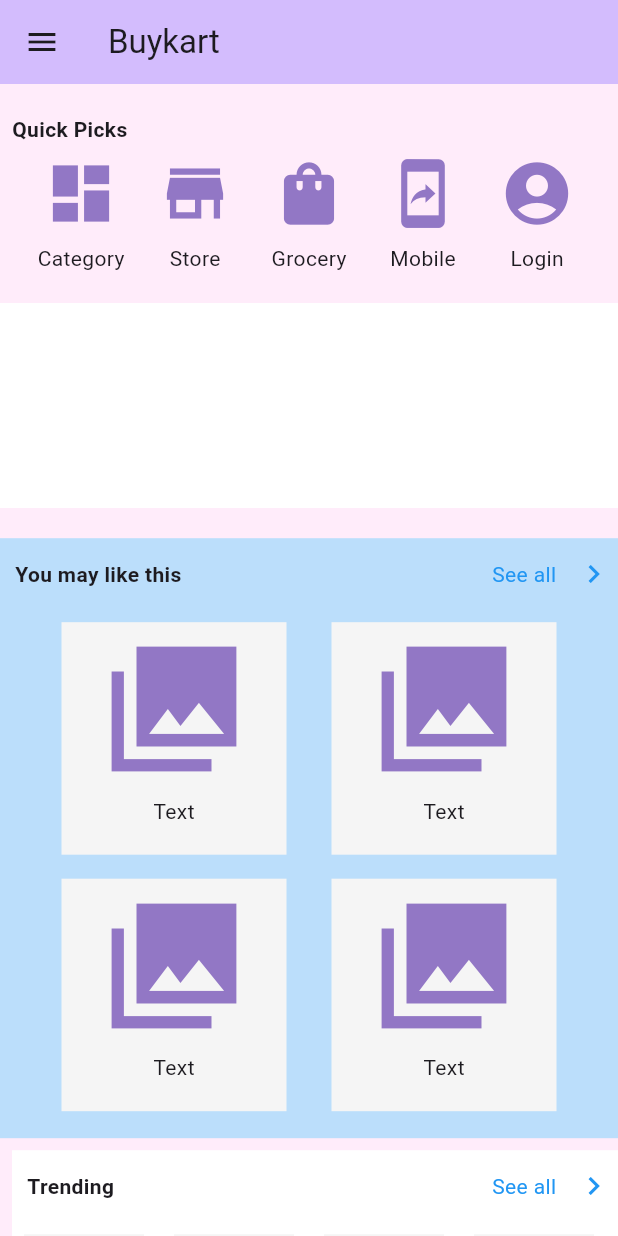
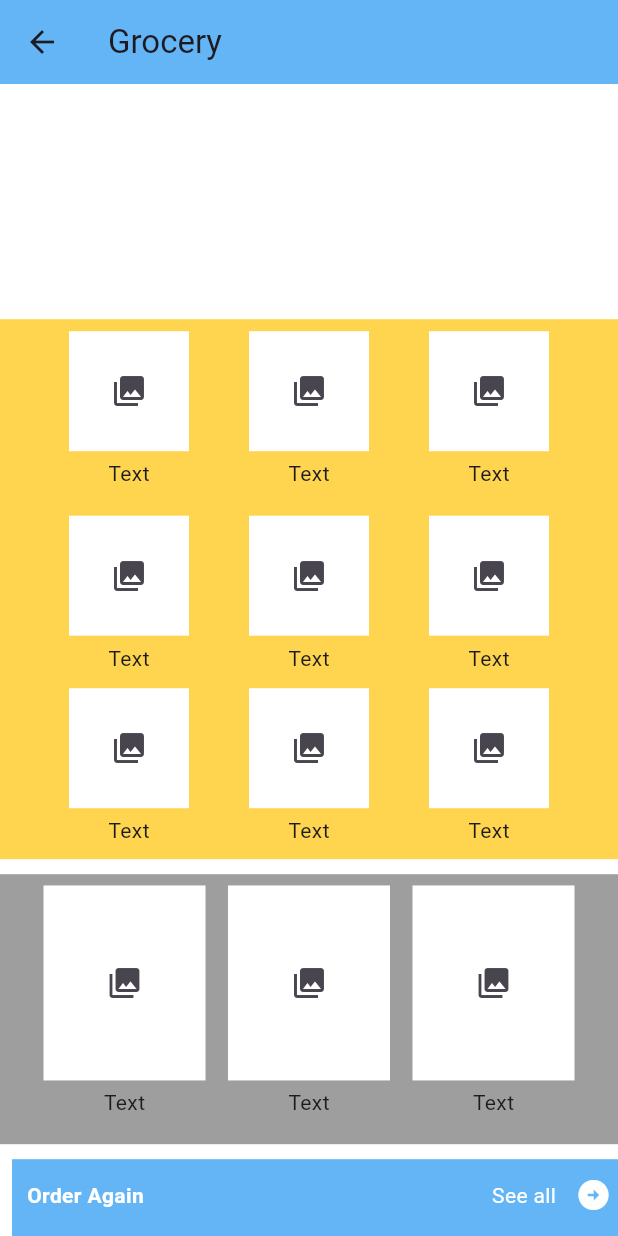
Before and after one commit to veddange/demo, a Flutter app: the screen it shows after launch, after a tap on the "shopping bag" icon, on a phone screen of 412 x 824 dp. Run offline on Flutter 3.47's test engine with Material 3 defaults, Android fonts, the light colour scheme and no system bars.

Commit message:
grocery ui

```diff
--- a/lib/Quick Screens/category.dart
+++ b/lib/Quick Screens/category.dart
@@ -23,7 +23,7 @@
             },
           ),
         ),
-        backgroundColor: Colors.deepPurple.shade200,
+        backgroundColor: Colors.white,
         body: Center(
             child: ConstrainedBox(
           constraints:
--- /dev/null
+++ b/lib/Quick Screens/grocery.dart
@@ -0,0 +1,551 @@
+import 'package:flutter/material.dart';
+
+class Grocery extends StatefulWidget {
+  const Grocery({super.key});
+
+  @override
+  State<Grocery> createState() => _GroceryState();
+}
+
+class _GroceryState extends State<Grocery> {
+  @override
+  Widget build(BuildContext context) {
+    return MaterialApp(
+      title: "Grocery",
+      home: Scaffold(
+        appBar: AppBar(
+          title: const Text("Grocery"),
+          leading: BackButton(
+            onPressed: () {
+              Navigator.of(context).pop();
+            },
+          ),
+          backgroundColor: Colors.blue.shade300,
+        ),
+        backgroundColor: Colors.white,
+        body: SingleChildScrollView(
+          child: Center(
+            child: Column(
+              mainAxisAlignment: MainAxisAlignment.center,
+              children: [
+                const SizedBox(
+                  height: 10,
+                ),
+                SizedBox(
+                  child: Image.asset(
+                    "assets/whiteSlide.png",
+                    fit: BoxFit.fill,
+                  ),
+                ),
+                const SizedBox(
+                  height: 10,
+                ),
+                Container(
+                  width: MediaQuery.of(context).size.width,
+                  height: 360,
+                  color: Colors.amber.shade300,
+                  child: Column(
+                    children: [
+                      Padding(
+                        padding: const EdgeInsets.all(8.0),
+                        child: Row(
+                          mainAxisAlignment: MainAxisAlignment.center,
+                          children: [
+                            const SizedBox(
+                              width: 10,
+                            ),
+                            Column(
+                              children: [
+                                Container(
+                                  height: 80,
+                                  width: 80,
+                                  color: Colors.white,
+                                  child: IconButton(
+                                      onPressed: () {},
+                                      icon: const Icon(Icons.collections)),
+                                ),
+                                const SizedBox(
+                                  height: 5,
+                                ),
+                                const Text("Text")
+                              ],
+                            ),
+                            const SizedBox(
+                              width: 40,
+                            ),
+                            Column(
+                              children: [
+                                Container(
+                                  height: 80,
+                                  width: 80,
+                                  color: Colors.white,
+                                  child: IconButton(
+                                      onPressed: () {},
+                                      icon: const Icon(Icons.collections)),
+                                ),
+                                const SizedBox(
+                                  height: 5,
+                                ),
+                                const Text("Text")
+                              ],
+                            ),
+                            const SizedBox(
+                              width: 40,
+                            ),
+                            Column(
+                              children: [
+                                Container(
+                                  height: 80,
+                                  width: 80,
+                                  color: Colors.white,
+                                  child: IconButton(
+                                      onPressed: () {},
+                                      icon: const Icon(Icons.collections)),
+                                ),
+                                const SizedBox(
+                                  height: 5,
+                                ),
+                                const Text("Text")
+                              ],
+                            ),
+                            const SizedBox(
+                              width: 10,
+                            ),
+                          ],
+                        ),
+                      ),
+                      const SizedBox(
+                        height: 10,
+                      ),
+                      Row(
+                        mainAxisAlignment: MainAxisAlignment.center,
+                        children: [
+                          const SizedBox(
+                            width: 10,
+                          ),
+                          Column(
+                            children: [
+                              Container(
+                                height: 80,
+                                width: 80,
+                                color: Colors.white,
+                                child: IconButton(
+                                    onPressed: () {},
+                                    icon: const Icon(Icons.collections)),
+                              ),
+                              const SizedBox(
+                                  height: 5,
+                                ),
+                                const Text("Text")
+                            ],
+                          ),
+                          const SizedBox(
+                            width: 40,
+                          ),
+                          Column(
+                            children: [
+                              Container(
+                                height: 80,
+                                width: 80,
+                                color: Colors.white,
+                                child: IconButton(
+                                    onPressed: () {},
+                                    icon: const Icon(Icons.collections)),
+                              ),
+                              const SizedBox(
+                                  height: 5,
+                                ),
+                                const Text("Text")
+                            ],
+                          ),
+                          const SizedBox(
+                            width: 40,
+                          ),
+                          Column(
+                            children: [
+                              Container(
+                                height: 80,
+                                width: 80,
+                                color: Colors.white,
+                                child: IconButton(
+                                    onPressed: () {},
+                                    icon: const Icon(Icons.collections)),
+                              ),
+                              const SizedBox(
+                                  height: 5,
+                                ),
+                                const Text("Text")
+                            ],
+                          ),
+                          const SizedBox(
+                            width: 10,
+                          ),
+                        ],
+                      ),
+                      const SizedBox(
+                        height: 10,
+                      ),
+                      Row(
+                        mainAxisAlignment: MainAxisAlignment.center,
+                        children: [
+                          const SizedBox(
+                            width: 10,
+                          ),
+                          Column(
+                            children: [
+                              Container(
+                                height: 80,
+                                width: 80,
+                                color: Colors.white,
+                                child: IconButton(
+                                    onPressed: () {},
+                                    icon: const Icon(Icons.collections)),
+                              ),
+                              const SizedBox(
+                                  height: 5,
+                                ),
+                                const Text("Text")
+                            ],
+                          ),
+                          const SizedBox(
+                            width: 40,
+                          ),
+                          Column(
+                            children: [
+                              Container(
+                                height: 80,
+                                width: 80,
+                                color: Colors.white,
+                                child: IconButton(
+                                    onPressed: () {},
+                                    icon: const Icon(Icons.collections)),
+                              ),
+                              const SizedBox(
+                                  height: 5,
+                                ),
+                                const Text("Text")
+                            ],
+                          ),
+                          const SizedBox(
+                            width: 40,
+                          ),
+                          Column(
+                            children: [
+                              Container(
+                                height: 80,
+                                width: 80,
+                                color: Colors.white,
+                                child: IconButton(
+                                    onPressed: () {},
+                                    icon: const Icon(Icons.collections)),
+                              ),
+                              const SizedBox(
+                                  height: 5,
+                                ),
+                                const Text("Text")
+                            ],
+                          ),
+                          const SizedBox(
+                            width: 10,
+                          ),
+                        ],
+                      ),
+                    ],
+                  ),
+                ),
+                const SizedBox(
+                  height: 10,
+                ),
+                Container(
+                  width: MediaQuery.of(context).size.width,
+                  height: 180,
+                  color: Colors.grey.shade500,
+                  child: Column(
+                    mainAxisAlignment: MainAxisAlignment.center,
+                    children: [
+                      Row(
+                        mainAxisAlignment: MainAxisAlignment.center,
+                        children: [
+                          const SizedBox(
+                            width: 10,
+                          ),
+                          Column(
+                            children: [
+                              Container(
+                                height: 130,
+                                width: 108,
+                                color: Colors.white,
+                                child: IconButton(
+                                    onPressed: () {},
+                                    icon: const Icon(Icons.collections)),
+                              ),
+                              const SizedBox(
+                                  height: 5,
+                                ),
+                                const Text("Text")
+                            ],
+                          ),
+                          const SizedBox(
+                            width: 15,
+                          ),
+                          Column(
+                            children: [
+                              Container(
+                                height: 130,
+                                width: 108,
+                                color: Colors.white,
+                                child: IconButton(
+                                    onPressed: () {},
+                                    icon: const Icon(Icons.collections)),
+                              ),
+                              const SizedBox(
+                                  height: 5,
+                                ),
+                                const Text("Text")
+                            ],
+                          ),
+                          const SizedBox(
+                            width: 15,
+                          ),
+                          Column(
+                            children: [
+                              Container(
+                                height: 130,
+                                width: 108,
+                                color: Colors.white,
+                                child: IconButton(
+                                    onPressed: () {},
+                                    icon: const Icon(Icons.collections)),
+                              ),
+                              const SizedBox(
+                                  height: 5,
+                                ),
+                                const Text("Text")
+                            ],
+                          ),
+                          const SizedBox(
+                            width: 10,
+                          )
+                        ],
+                      ),
+                      const SizedBox(
+                        height: 10,
+                      ),
+                    ],
+                  ),
+                ),
+                const SizedBox(
+                  height: 10,
+                ),
+                Padding(
+                  padding: const EdgeInsets.fromLTRB(8, 0, 0, 0),
+                  child: Container(
+                    width: MediaQuery.of(context).size.width,
+                    height: 140,
+                    color: Colors.blue.shade300,
+                    child: Column(
+                      children: [
+                        Row(
+                          children: [
+                            const SizedBox(
+                              width: 10,
+                            ),
+                            const Text(
+                              "Order Again",
+                              style: TextStyle(fontWeight: FontWeight.bold, color: Colors.white),
+                            ),
+                            SizedBox(
+                              width: MediaQuery.of(context).size.width - 180,
+                            ),
+                            Row(
+                              mainAxisAlignment: MainAxisAlignment.center,
+                              children: [
+                                const Text(
+                                  "See all",
+                                  style: TextStyle(color: Colors.white),
+                                ),
+                                const SizedBox(
+                                  width: 1,
+                                ),
+                                IconButton(
+                                    color: Colors.white,
+                                    onPressed: () {},
+                                    icon: const Icon(
+                                        Icons.arrow_circle_right)),
+                              ],
+                            )
+                          ],
+                        ),
+                        const SizedBox(
+                          height: 10,
+                        ),
+                        Padding(
+                          padding: const EdgeInsets.fromLTRB(10, 0, 0, 0),
+                          child: Container(
+                            height: 80,
+                            width: MediaQuery.of(context).size.width,
+                            color: Colors.white,
+                            child: SingleChildScrollView(
+                              scrollDirection: Axis.horizontal,
+                              child: Padding(
+                                padding: const EdgeInsets.fromLTRB(10, 5, 0, 5),
+                                child: Row(
+                                  mainAxisAlignment: MainAxisAlignment.center,
+                                  children: [
+                                    Container(
+                                      height: 80,
+                                      width: 80,
+                                      color: Colors.grey.shade200,
+                                      child: Column(
+                                        children: [
+                                          IconButton(
+                                            onPressed: () { },
+                                            icon: const Icon(Icons.school_sharp)
+                                          ),
+                                          const Text("Text")
+                                        ],
+                                      ),
+                                    ),
+                                    const SizedBox(
+                                      width: 15,
+                                    ),
+                                    Container(
+                                      height: 80,
+                                      width: 80,
+                                      color: Colors.grey.shade200,
+                                      child: Column(
+                                        children: [
+                                          IconButton(
+                                            onPressed: () { },
+                                            icon: const Icon(Icons.school_sharp)
+                                          ),
+                                          const Text("Text")
+                                        ],
+                                      ),
+                                    ),
+                                    const SizedBox(
+                                      width: 15,
+                                    ),
+                                    Container(
+                                      height: 80,
+                                      width: 80,
+                                      color: Colors.grey.shade200,
+                                      child: Column(
+                                        children: [
+                                          IconButton(
+                                            onPressed: () { },
+                                            icon: const Icon(Icons.school_sharp)
+                                          ),
+                                          const Text("Text")
+                                        ],
+                                      ),
+                                    ),
+                                    const SizedBox(
+                                      width: 15,
+                                    ),
+                                    Container(
+                                      height: 80,
+                                      width: 80,
+                                      color: Colors.grey.shade200,
+                                      child: Column(
+                                        children: [
+                                          IconButton(
+                                            onPressed: () { },
+                                            icon: const Icon(Icons.school_sharp)
+                                          ),
+                                          const Text("Text")
+                                        ],
+                                      ),
+                                    ),
+                                    const SizedBox(
+                                      width: 15,
+                                    ),
+                                    Container(
+                                      height: 80,
+                                      width: 80,
+                                      color: Colors.grey.shade200,
+                                      child: Column(
+                                        children: [
+                                          IconButton(
+                                            onPressed: () { },
+                                            icon: const Icon(Icons.school_sharp)
+                                          ),
+                                          const Text("Text")
+                                        ],
+                                      ),
+                                    ),
+                                    const SizedBox(
+                                      width: 15,
+                                    ),
+                                    Container(
+                                      height: 80,
+                                      width: 80,
+                                      color: Colors.grey.shade200,
+                                      child: Column(
+                                        children: [
+                                          IconButton(
+                                            onPressed: () { },
+                                            icon: const Icon(Icons.school_sharp)
+                                          ),
+                                          const Text("Text")
+                                        ],
+                                      ),
+                                    ),
+                                    const SizedBox(
+                                      width: 15,
+                                    ),
+                                    Container(
+                                      height: 80,
+                                      width: 80,
+                                      color: Colors.grey.shade200,
+                                      child: Column(
+                                        children: [
+                                          IconButton(
+                                            onPressed: () { },
+                                            icon: const Icon(Icons.school_sharp)
+                                          ),
+                                          const Text("Text")
+                                        ],
+                                      ),
+                                    ),
+                                    const SizedBox(
+                                      width: 15,
+                                    ),
+                                    Container(
+                                      height: 80,
+                                      width: 80,
+                                      color: Colors.grey.shade200,
+                                      child: Column(
+                                        children: [
+                                          IconButton(
+                                            onPressed: () { },
+                                            icon: const Icon(Icons.school_sharp)
+                                          ),
+                                          const Text("Text")
+                                        ],
+                                      ),
+                                    ),
+                                    const SizedBox(
+                                      width: 15,
+                                    ),
+                                  ],
+                                ),
+                              ),
+                            ),
+                          ),
+                        )
+                      ],
+                    ),
+                  ),
+                ),
+                const SizedBox(
+                  height: 10,
+                ),
+              ],
+            ),
+          ),
+        ),
+      ),
+    );
+  }
+}
--- a/lib/main.dart
+++ b/lib/main.dart
@@ -1,5 +1,6 @@
 import 'package:demo/Navigation%20Drawer%20Screens/navigation%20drawer/navigation_drawer.dart';
 import 'package:demo/Quick%20Screens/category.dart';
+import 'package:demo/Quick%20Screens/grocery.dart';
 import 'package:flutter/material.dart';
 
 void main() {
@@ -47,7 +48,7 @@
         backgroundColor: Theme.of(context).colorScheme.inversePrimary,
         title: Text(widget.title),
       ),
-      backgroundColor: const Color.fromARGB(255, 255, 236, 250),
+      backgroundColor: Colors.white,
       drawer: NavState(
         index: 0,
       ),
@@ -106,7 +107,10 @@
                       children: [
                         IconButton(
                             iconSize: 50,
-                            onPressed: () {},
+                            onPressed: () {
+                              Navigator.of(context).push(MaterialPageRoute(
+                      builder: (context) => const Grocery()));
+                            },
                             color: const Color.fromARGB(255, 146, 119, 197),
                             icon: const Icon(Icons.shopping_bag)),
                         const Text("Grocery")
```
